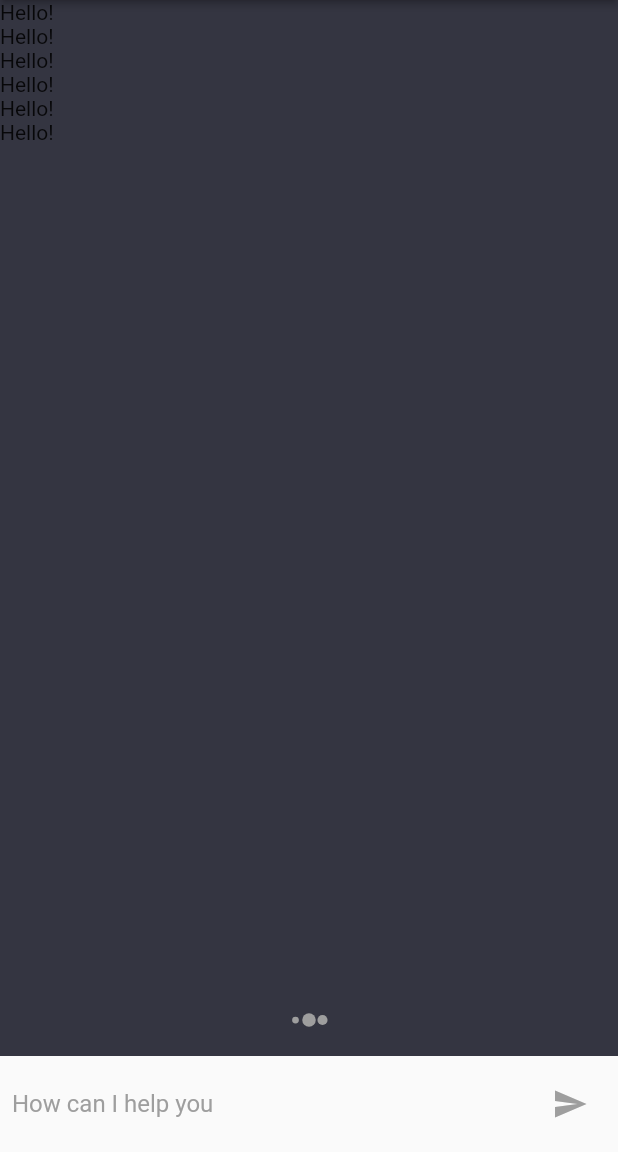
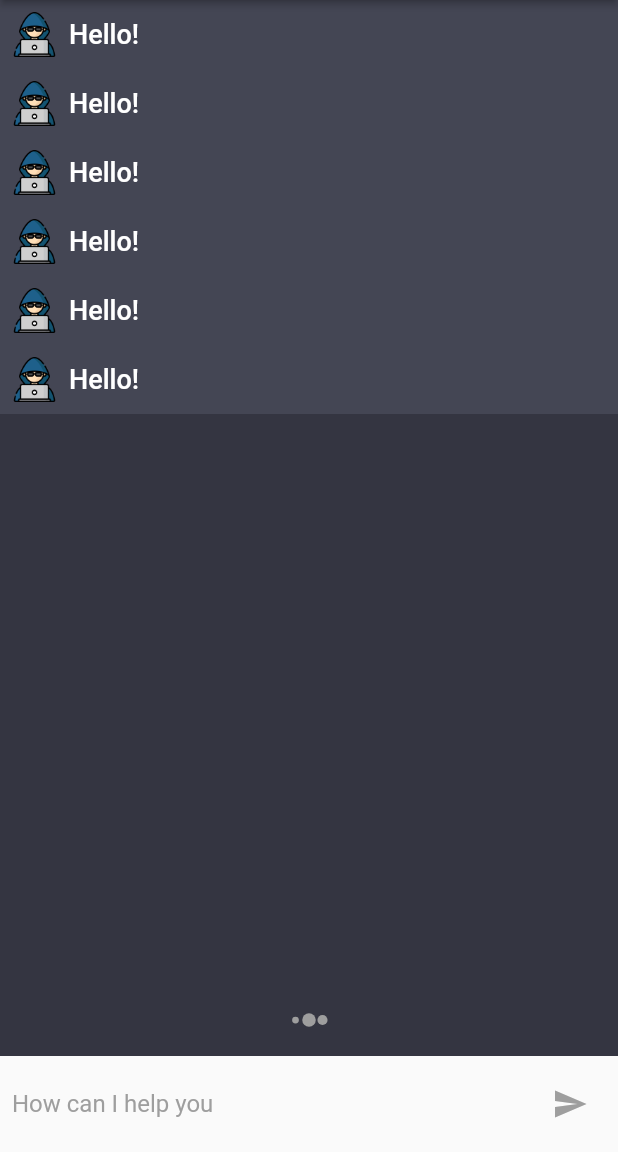
Before and after one commit to khlebobul/ChatGPT-Flutter-App, a Flutter app: the screen it shows after launch, on a phone screen of 412 x 824 dp, the part 84-1236 px from its top. Run offline on Flutter 3.47's test engine with Material 2 defaults, Android fonts, the phone set to English and light mode, and no system bars; our stand-ins replace flutter_spinkit.

Commit message:
build a chat widget

```diff
--- a/lib/constants/constants.dart
+++ b/lib/constants/constants.dart
@@ -1,4 +1,57 @@
+// import 'package:chatgpt_course/widgets/text_widget.dart';
 import 'package:flutter/material.dart';
 
 Color scaffoldBackgroundColor = const Color(0xFF343541);
 Color cardColor = const Color(0xFF444654);
+
+// List<String> models = [
+//   'Model1',
+//   'Model2',
+//   'Model3',
+//   'Model4',
+//   'Model5',
+//   'Model6',
+// ];
+
+// List<DropdownMenuItem<String>>? get getModelsItem {
+//   List<DropdownMenuItem<String>>? modelsItems =
+//       List<DropdownMenuItem<String>>.generate(
+//           models.length,
+//           (index) => DropdownMenuItem(
+//               value: models[index],
+//               child: TextWidget(
+//                 label: models[index],
+//                 fontSize: 15,
+//               )));
+//   return modelsItems;
+// }
+
+final chatMessages = [
+  {
+    "msg": "Hello who are you?",
+    "chatIndex": 0,
+  },
+  {
+    "msg":
+        "Hello, I am ChatGPT, a large language model developed by OpenAI. I am here to assist you with any information or questions you may have. How can I help you today?",
+    "chatIndex": 1,
+  },
+  {
+    "msg": "What is flutter?",
+    "chatIndex": 0,
+  },
+  {
+    "msg":
+        "Flutter is an open-source mobile application development framework created by Google. It is used to develop applications for Android, iOS, Linux, Mac, Windows, and the web. Flutter uses the Dart programming language and allows for the creation of high-performance, visually attractive, and responsive apps. It also has a growing and supportive community, and offers many customizable widgets for building beautiful and responsive user interfaces.",
+    "chatIndex": 1,
+  },
+  {
+    "msg": "Okay thanks",
+    "chatIndex": 0,
+  },
+  {
+    "msg":
+        "You're welcome! Let me know if you have any other questions or if there's anything else I can help you with.",
+    "chatIndex": 1,
+  },
+];
--- a/lib/screens/chat_screen.dart
+++ b/lib/screens/chat_screen.dart
@@ -1,4 +1,5 @@
 import 'package:flutter/material.dart';
+import 'package:flutter_application_1/widget/chat_widget.dart';
 import 'package:flutter_spinkit/flutter_spinkit.dart';
 
 import '../services/assets_manager.dart';
@@ -40,7 +41,7 @@ class _ChatScreenState extends State<ChatScreen> {
         actions: [
           IconButton(
             onPressed: () {},
-            icon: Icon(
+            icon: const Icon(
               Icons.more_vert_rounded,
               color: Colors.white,
             ),
@@ -54,7 +55,7 @@ class _ChatScreenState extends State<ChatScreen> {
               child: ListView.builder(
                 itemCount: 6,
                 itemBuilder: (context, index) {
-                  return const Text("Hello!");
+                  return const Chatwidget();
                 },
               ),
             ),
--- /dev/null
+++ b/lib/widget/chat_widget.dart
@@ -0,0 +1,39 @@
+import 'package:flutter/material.dart';
+import 'package:flutter/src/widgets/container.dart';
+import 'package:flutter/src/widgets/framework.dart';
+import 'package:flutter_application_1/constants/constants.dart';
+import 'package:flutter_application_1/services/assets_manager.dart';
+import 'package:flutter_application_1/widget/text_widget.dart';
+
+class Chatwidget extends StatelessWidget {
+  const Chatwidget({super.key});
+
+  @override
+  Widget build(BuildContext context) {
+    return Column(
+      children: [
+        Material(
+          color: cardColor,
+          child: Padding(
+            padding: const EdgeInsets.all(8.0),
+            child: Row(
+              children: [
+                Image.asset(
+                  AssetsManager.userImage,
+                  height: 30,
+                  width: 30,
+                ),
+                const SizedBox(
+                  width: 8,
+                ),
+                const TextWidget(
+                  label: 'Hello!',
+                ),
+              ],
+            ),
+          ),
+        )
+      ],
+    );
+  }
+}
--- /dev/null
+++ b/lib/widget/text_widget.dart
@@ -0,0 +1,28 @@
+import 'package:flutter/material.dart';
+
+class TextWidget extends StatelessWidget {
+  const TextWidget(
+      {Key? key,
+      required this.label,
+      this.fontSize = 18,
+      this.color,
+      this.fontWeight})
+      : super(key: key);
+
+  final String label;
+  final double fontSize;
+  final Color? color;
+  final FontWeight? fontWeight;
+  @override
+  Widget build(BuildContext context) {
+    return Text(
+      label,
+      // textAlign: TextAlign.justify,
+      style: TextStyle(
+        color: color ?? Colors.white,
+        fontSize: fontSize,
+        fontWeight: fontWeight ?? FontWeight.w500,
+      ),
+    );
+  }
+}
```
